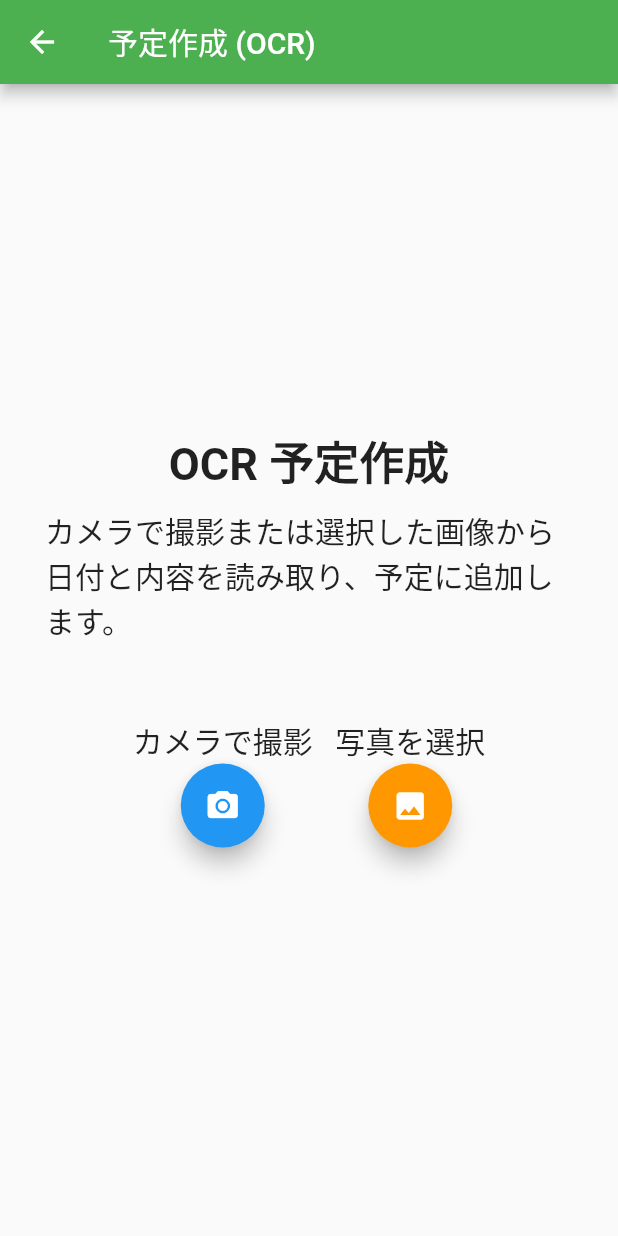
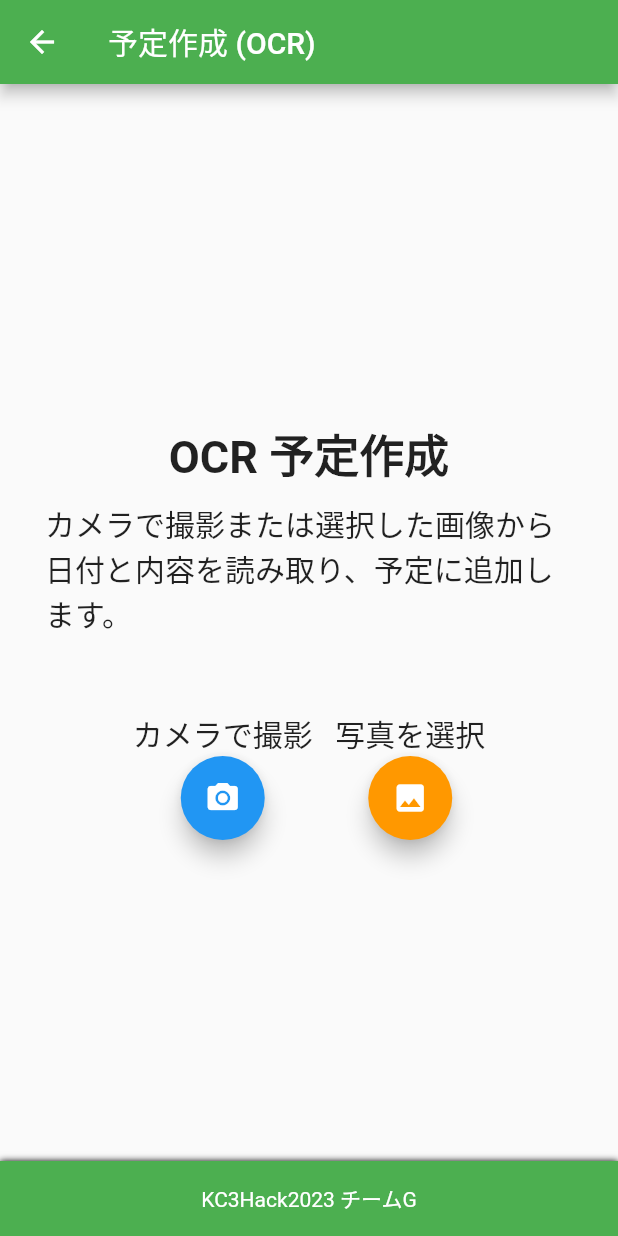
Before and after one commit to kc3hack/2023_G, a Flutter app: the CameraPage screen opened directly, on a phone screen of 412 x 824 dp. Run offline on Flutter 3.47's test engine with Material 2 defaults, Android fonts, the light colour scheme and no system bars; our stand-ins replace flutter_local_notifications, image_picker, timezone; network calls fail.

Commit message:
最終日の直前でやったやつ

```diff
--- a/reminder/lib/camerapage.dart
+++ b/reminder/lib/camerapage.dart
@@ -3,6 +3,7 @@ import 'dart:io';
 import 'package:flutter/material.dart';
 import 'package:image_picker/image_picker.dart';
 import 'package:reminder/flutter_data.dart';
+import 'package:reminder/list_page.dart';
 
 //参考： https://qiita.com/konatsu_p/items/eb0e8a7ab62ab9d31315
 
@@ -16,7 +17,7 @@ class CameraPage extends StatefulWidget {
 }
 
 class _CameraPageState extends State<CameraPage> {
-  final picker = ImagePicker();
+  final ImagePicker picker = ImagePicker();
   File? imageFile;
 
   //カメラを起動して画像を取得
@@ -45,9 +46,9 @@ class _CameraPageState extends State<CameraPage> {
       appBar: AppBar(
         title: Text(widget.title),
       ),
-      body: Container(
+      body:Stack(children: [ Container(
         padding: const EdgeInsets.fromLTRB(30, 0, 30, 30),
-        child: Column(
+        child:  Column(
           mainAxisAlignment: MainAxisAlignment.center,
           children: <Widget>[
             const Text('OCR 予定作成',
@@ -107,14 +108,15 @@ class _CameraPageState extends State<CameraPage> {
                       child: const Icon(Icons.photo),
                     ),
                   ],
-                ),
-                SizedBox(
-                  width: imageFile == null ? 0 : 20,
-                ),
+                )],),
+                const SizedBox(height: 10),
+                Row(
+                  mainAxisAlignment: MainAxisAlignment.center,
+                  children:[
                 imageFile != null
                     ? Column(
                         children: <Widget>[
-                          const Text('キャンセル'),
+                          const Text('キャンセル',style: TextStyle(fontSize: 20),),
                           FloatingActionButton(
                             heroTag: 'cancel',
                             onPressed: () {
@@ -134,7 +136,7 @@ class _CameraPageState extends State<CameraPage> {
                 imageFile != null
                     ? Column(
                         children: <Widget>[
-                          const Text('読み取り'),
+                          const Text('読み取り',style: TextStyle(fontSize: 20),),
                           FloatingActionButton(
                             heroTag: 'read',
                             onPressed: () {
@@ -148,9 +150,13 @@ class _CameraPageState extends State<CameraPage> {
                     : const SizedBox(),
               ],
             ),
+
           ],
         ),
-      ),
+        ),
+        Column(mainAxisAlignment: MainAxisAlignment.end,
+          children: [footer],)
+      ]),
     );
   }
 }
--- a/reminder/lib/flutter_data.dart
+++ b/reminder/lib/flutter_data.dart
@@ -170,8 +170,9 @@ class Schedule {
 Future<String?> doOcr(File imageFile) async {
   String base64Image = base64Encode(imageFile.readAsBytesSync());
   String jsonBody = jsonEncode({"image": base64Image});
+  debugPrint(jsonBody);
   final response =
-      await http.post(Uri.parse("http://127.0.0.1:5000/ocr"), body: jsonBody);
+      await http.post(Uri.parse("http://127.0.0.1:5000/notioin/ocr"), body: jsonBody);
   debugPrint('■ocr StatusCode:' + response.statusCode.toString());
   if (response.statusCode != 200) return null;
   debugPrint(response.body);
--- a/reminder/lib/list_page.dart
+++ b/reminder/lib/list_page.dart
@@ -150,7 +150,7 @@ class _ListPageState extends State<ListPage> {
               ),
               //一覧表示
               SizedBox(
-                height: windowSize.height - 170,
+                height: windowSize.height - 200,
                 width: windowSize.width * 0.9,
                 child: schedule.list.length == 0
                     ? Column(
--- a/reminder/lib/send_local_notification.dart
+++ b/reminder/lib/send_local_notification.dart
@@ -95,7 +95,7 @@ class LocalNotifications {
     const InitializationSettings initializationSettings =
         InitializationSettings(
       android: androidInitializationSettings,
-      iOS: darwinInitializationSettings,
+      iOS: DarwinInitializationSettings(),
       //macOS: darwinInitializationSettings,
     );
     // Pluginインスタンス生成
@@ -157,7 +157,7 @@ class LocalNotifications {
       );
       // 通知予約送信
       await flutterLocalNotificationsPlugin!.zonedSchedule(
-          1, title, body, scheduledDate, notificationDetails,
+          id, title, body, scheduledDate, notificationDetails,
           androidAllowWhileIdle: true,
           uiLocalNotificationDateInterpretation:
               UILocalNotificationDateInterpretation.absoluteTime);
```
Also changed, not shown: 13 other files.
